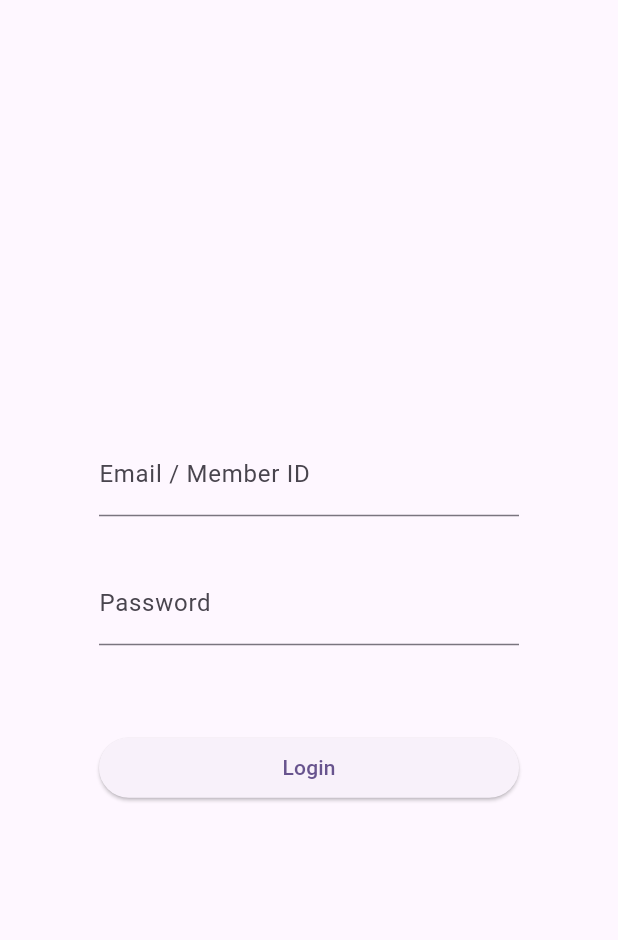
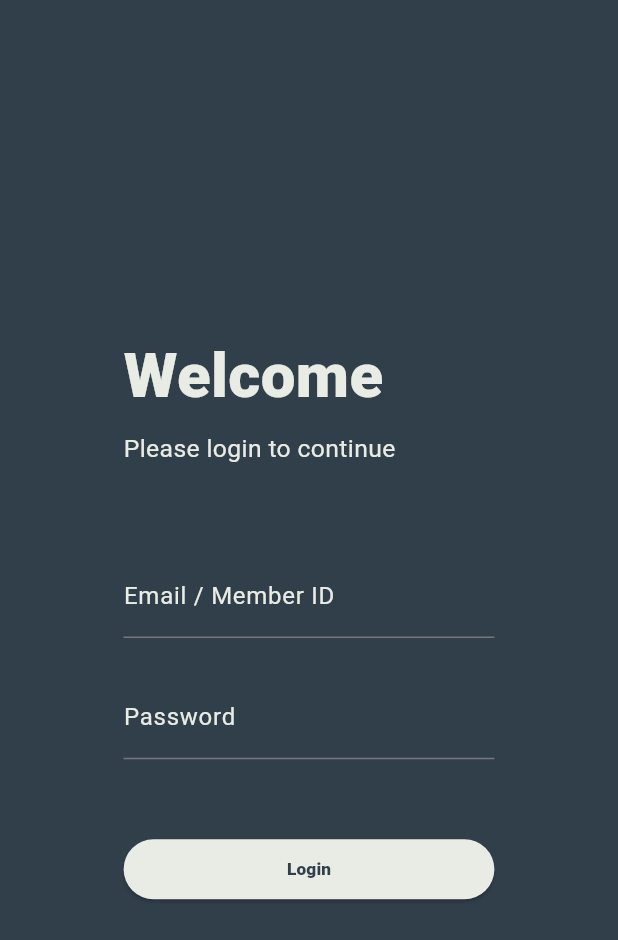
Before and after one commit to normndakbr/e-gym_mobile, a Flutter app: the screen it shows after launch, on a phone screen of 412 x 824 dp. Shown: the top 940 px of the screen. Run offline on Flutter 3.47's test engine with Material 3 defaults, Android fonts, the phone set to English and light mode, and no system bars.

Commit message:
refactor code, added function in utils

```diff
--- /dev/null
+++ b/lib/constants.dart
@@ -0,0 +1,9 @@
+import 'package:flutter/material.dart';
+
+class AppConstants {
+  // Colors
+  static const Color primaryColor = Color(0xFF313F4A);
+  static const Color secondaryColor = Color(0xFFE9ECE5);
+  static const Color buttonColor = Color(0xFF506779);
+  static const Color buttonColor2 = Color(0xFF8DB882);
+}
--- a/lib/main.dart
+++ b/lib/main.dart
@@ -1,3 +1,4 @@
+import 'package:e_gym_mobile/constants.dart';
 import 'package:flutter/material.dart';
 import 'src/pages/login.dart';
 
@@ -11,10 +12,18 @@
   @override
   Widget build(BuildContext context) {
     return MaterialApp(
-      title: 'Flutter Demo',
+      title: 'eGym Apps',
       theme: ThemeData(
-        colorScheme: ColorScheme.fromSeed(seedColor: Colors.deepPurple),
-        useMaterial3: true,
+        inputDecorationTheme: const InputDecorationTheme(
+          focusedBorder: UnderlineInputBorder(
+            borderSide: BorderSide(
+              color: AppConstants.secondaryColor,
+            ),
+          ),
+        ),
+        textSelectionTheme: TextSelectionThemeData(
+          cursorColor: AppConstants.secondaryColor,
+        ),
       ),
       debugShowCheckedModeBanner: false,
       home: LoginPage(),
--- a/lib/src/pages/login.dart
+++ b/lib/src/pages/login.dart
@@ -1,27 +1,51 @@
+import 'package:e_gym_mobile/constants.dart';
+import 'package:e_gym_mobile/src/utils/utils.dart';
 import 'package:flutter/material.dart';
-import 'package:flutter/widgets.dart';
 import '../widgets/custom_text_form_field.dart';
 
 class LoginPage extends StatelessWidget {
   @override
   Widget build(BuildContext context) {
     return Scaffold(
-      body: Padding(
-        padding: EdgeInsets.all(16.0),
+      body: Container(
+        color: AppConstants.primaryColor,
         child: Padding(
-          padding: const EdgeInsets.symmetric(horizontal: 50),
+          padding: AppUtils.responsiveHorizontalPadding(context, 0.2),
           child: Column(
             mainAxisAlignment: MainAxisAlignment.center,
             children: <Widget>[
-              CustomTextFormField(
+              Align(
+                alignment: Alignment.centerLeft,
+                child: Text(
+                  'Welcome',
+                  style: TextStyle(
+                    fontSize: AppUtils.responsiveHeight(context, 0.05),
+                    fontWeight: FontWeight.w900,
+                    color: AppConstants.secondaryColor,
+                  ),
+                ),
+              ),
+              SizedBox(height: AppUtils.responsiveHeight(context, 0.01)),
+              Align(
+                alignment: Alignment.centerLeft,
+                child: Text(
+                  'Please login to continue',
+                  style: TextStyle(
+                    fontSize: AppUtils.responsiveHeight(context, 0.02),
+                    color: AppConstants.secondaryColor,
+                  ),
+                ),
+              ),
+              SizedBox(height: AppUtils.responsiveHeight(context, 0.07)),
+              const CustomTextFormField(
                 labelText: 'Email / Member ID',
               ),
-              SizedBox(height: 30),
-              CustomTextFormField(
+              SizedBox(height: AppUtils.responsiveHeight(context, 0.03)),
+              const CustomTextFormField(
                 labelText: 'Password',
                 obscureText: true,
               ),
-              SizedBox(height: MediaQuery.of(context).size.height * 0.07),
+              SizedBox(height: AppUtils.responsiveHeight(context, 0.06)),
               Column(
                 crossAxisAlignment: CrossAxisAlignment.stretch,
                 children: [
@@ -29,7 +53,17 @@ class LoginPage extends StatelessWidget {
                     onPressed: () {
                       print('Login button pressed');
                     },
-                    child: Text('Login'),
+                    style: ElevatedButton.styleFrom(
+                      backgroundColor: AppConstants.secondaryColor,
+                    ),
+                    child: Text(
+                      'Login',
+                      style: TextStyle(
+                        fontSize: AppUtils.responsiveWidth(context, 0.028),
+                        fontWeight: FontWeight.w900,
+                        color: AppConstants.primaryColor,
+                      ),
+                    ),
                   ),
                 ],
               ),
--- /dev/null
+++ b/lib/src/utils/utils.dart
@@ -0,0 +1,18 @@
+import 'package:flutter/material.dart';
+
+class AppUtils {
+  static double responsiveHeight(BuildContext context, height) {
+    return MediaQuery.of(context).size.height * height;
+  }
+
+  static double responsiveWidth(BuildContext context, width) {
+    return MediaQuery.of(context).size.width * width;
+  }
+
+  static EdgeInsets responsiveHorizontalPadding(
+      BuildContext context, currentWidth) {
+    double screenWidth = MediaQuery.of(context).size.width;
+    double horizontalPadding = screenWidth * currentWidth;
+    return EdgeInsets.symmetric(horizontal: horizontalPadding);
+  }
+}
--- a/lib/src/widgets/custom_text_form_field.dart
+++ b/lib/src/widgets/custom_text_form_field.dart
@@ -1,3 +1,4 @@
+import 'package:e_gym_mobile/constants.dart';
 import 'package:flutter/material.dart';
 
 class CustomTextFormField extends StatelessWidget {
@@ -14,9 +15,12 @@ class CustomTextFormField extends StatelessWidget {
   Widget build(BuildContext context) {
     return TextFormField(
       decoration: InputDecoration(
+        focusColor: AppConstants.secondaryColor,
         labelText: labelText,
+        labelStyle: TextStyle(color: AppConstants.secondaryColor),
       ),
       obscureText: obscureText,
+      style: TextStyle(color: AppConstants.secondaryColor),
     );
   }
 }
```
